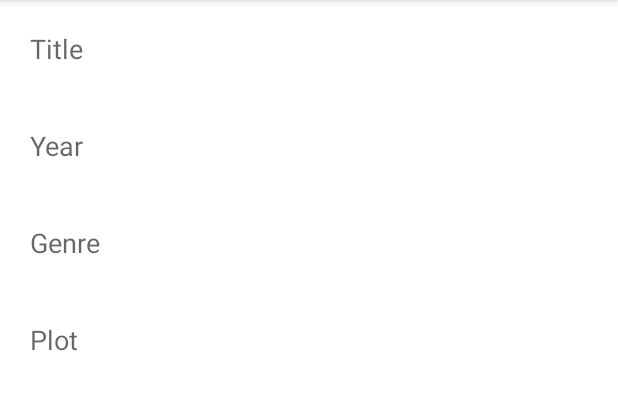
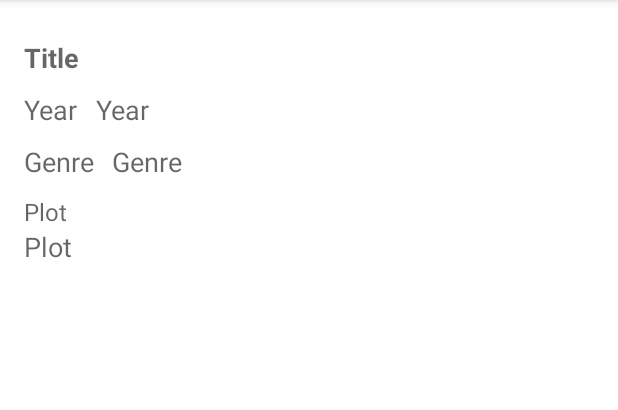
Before and after one commit to siposbi/lmdb, an Android app: the ViewMovie screen opened directly, with no data from a screen before it, on a phone screen of 412 x 824 dp, the part 84-494 px from its top. Run offline under Robolectric (Android 15) with nearby library versions, the light colour scheme and no system bars; our stand-ins replace Picasso, Room's generated code; pictures from the network do not load; 7 statements that could not run were skipped.

Commit message:
Implemented design

```diff
--- a/app/src/main/res/layout/activity_view_movie.xml
+++ b/app/src/main/res/layout/activity_view_movie.xml
@@ -14,16 +14,41 @@
             android:id="@+id/ivPoster"
             android:layout_width="wrap_content"
             android:layout_height="wrap_content"
+            android:contentDescription="@string/current_movie_poster"
             tools:layout_height="500dp"
             tools:layout_width="match_parent" />
+
+        <LinearLayout
+            android:layout_width="match_parent"
+            android:layout_height="wrap_content"
+            android:layout_marginBottom="40dp"
+            android:orientation="vertical"
+            android:padding="16dp">
 
             <TextView
                 android:id="@+id/etTitle"
                 android:layout_width="match_parent"
                 android:layout_height="wrap_content"
-            android:layout_margin="20dp"
+                android:layout_gravity="center"
+                android:layout_marginTop="10dp"
                 android:fontFamily="sans-serif-light"
-            android:hint="Title"
+                android:hint="@string/title"
+                android:minHeight="20dp"
+                android:textSize="18sp"
+                android:textStyle="bold" />
+
+            <LinearLayout
+                android:layout_width="match_parent"
+                android:layout_height="wrap_content"
+                android:layout_marginTop="10dp"
+                android:orientation="horizontal">
+
+                <TextView
+                    android:layout_width="wrap_content"
+                    android:layout_height="wrap_content"
+                    android:layout_marginEnd="12dp"
+                    android:fontFamily="sans-serif-light"
+                    android:hint="@string/year"
                     android:minHeight="20dp"
                     android:textSize="18sp" />
 
@@ -31,9 +56,24 @@
                     android:id="@+id/etYear"
                     android:layout_width="match_parent"
                     android:layout_height="wrap_content"
-            android:layout_margin="20dp"
                     android:fontFamily="sans-serif-light"
-            android:hint="Year"
+                    android:hint="@string/year"
+                    android:textSize="18sp" />
+
+            </LinearLayout>
+
+            <LinearLayout
+                android:layout_width="match_parent"
+                android:layout_height="wrap_content"
+                android:layout_marginTop="10dp"
+                android:orientation="horizontal">
+
+                <TextView
+                    android:layout_width="wrap_content"
+                    android:layout_height="wrap_content"
+                    android:layout_marginEnd="12dp"
+                    android:fontFamily="sans-serif-light"
+                    android:hint="@string/genre"
                     android:minHeight="20dp"
                     android:textSize="18sp" />
 
@@ -41,22 +81,33 @@
                     android:id="@+id/etGenre"
                     android:layout_width="match_parent"
                     android:layout_height="wrap_content"
-            android:layout_margin="20dp"
                     android:fontFamily="sans-serif-light"
-            android:hint="Genre"
+                    android:hint="@string/genre"
                     android:minHeight="20dp"
                     android:textSize="18sp" />
+
+            </LinearLayout>
+
+            <TextView
+                android:layout_width="match_parent"
+                android:layout_height="wrap_content"
+                android:layout_marginTop="10dp"
+                android:fontFamily="sans-serif-light"
+                android:hint="@string/plot"
+                android:minHeight="10dp"
+                android:textSize="16sp" />
 
             <TextView
                 android:id="@+id/etPlot"
                 android:layout_width="match_parent"
                 android:layout_height="wrap_content"
-            android:layout_margin="20dp"
                 android:fontFamily="sans-serif-light"
-            android:hint="Plot"
+                android:hint="@string/plot"
                 android:minHeight="20dp"
                 android:textSize="18sp" />
 
         </LinearLayout>
 
+    </LinearLayout>
+
 </ScrollView>
--- a/app/src/main/res/menu/logout_menu.xml
+++ b/app/src/main/res/menu/logout_menu.xml
@@ -6,9 +6,9 @@
 
     <item
         android:id="@+id/action_favorite"
+        android:icon="@drawable/ic_baseline_exit_to_app_24"
         android:orderInCategory="300"
-        android:title="Logout"
-        android:icon="@drawable/ic_baseline_exit_to_app_24"
-        app:showAsAction="ifRoom" />
+        android:title="@string/logout_button_title"
+        app:showAsAction="always" />
 
 </menu>
```
Also changed, not shown: app/src/main/res/layout/activity_main.xml (+31 -25 lines), app/src/main/res/layout/activity_new_movie.xml (+69 -46 lines). Lines whose indentation alone changed are shown as unchanged.
